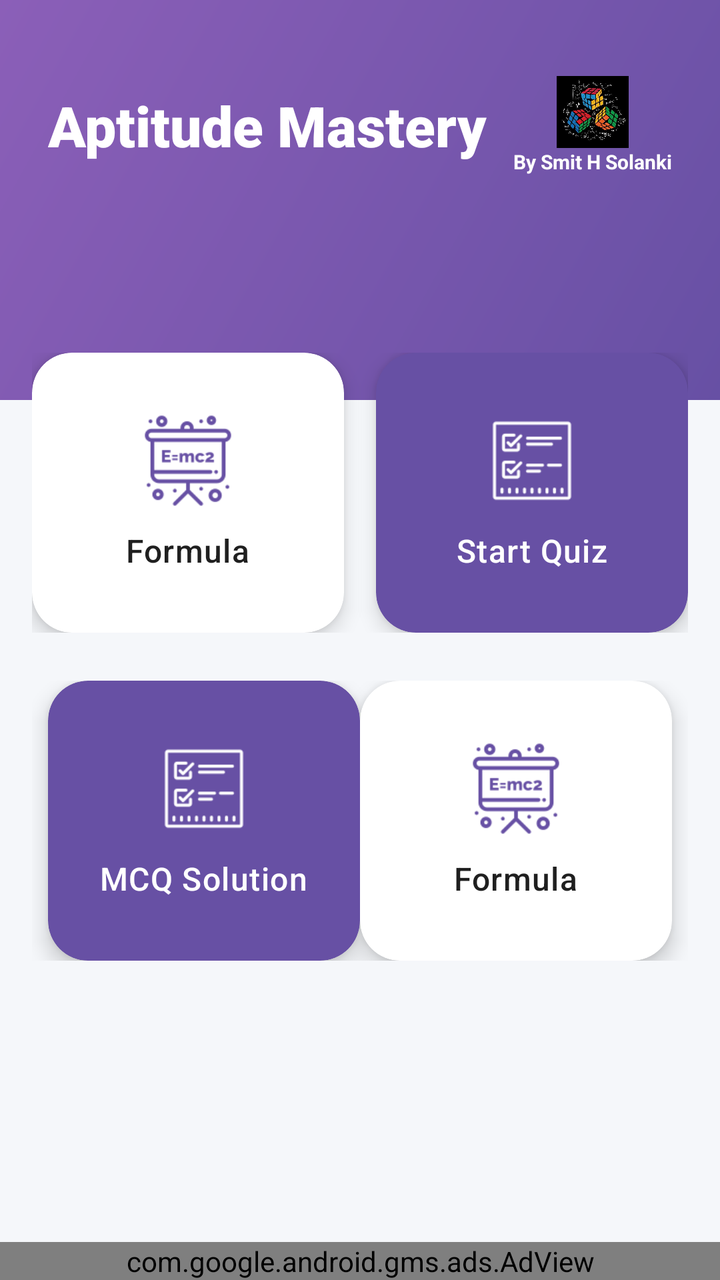
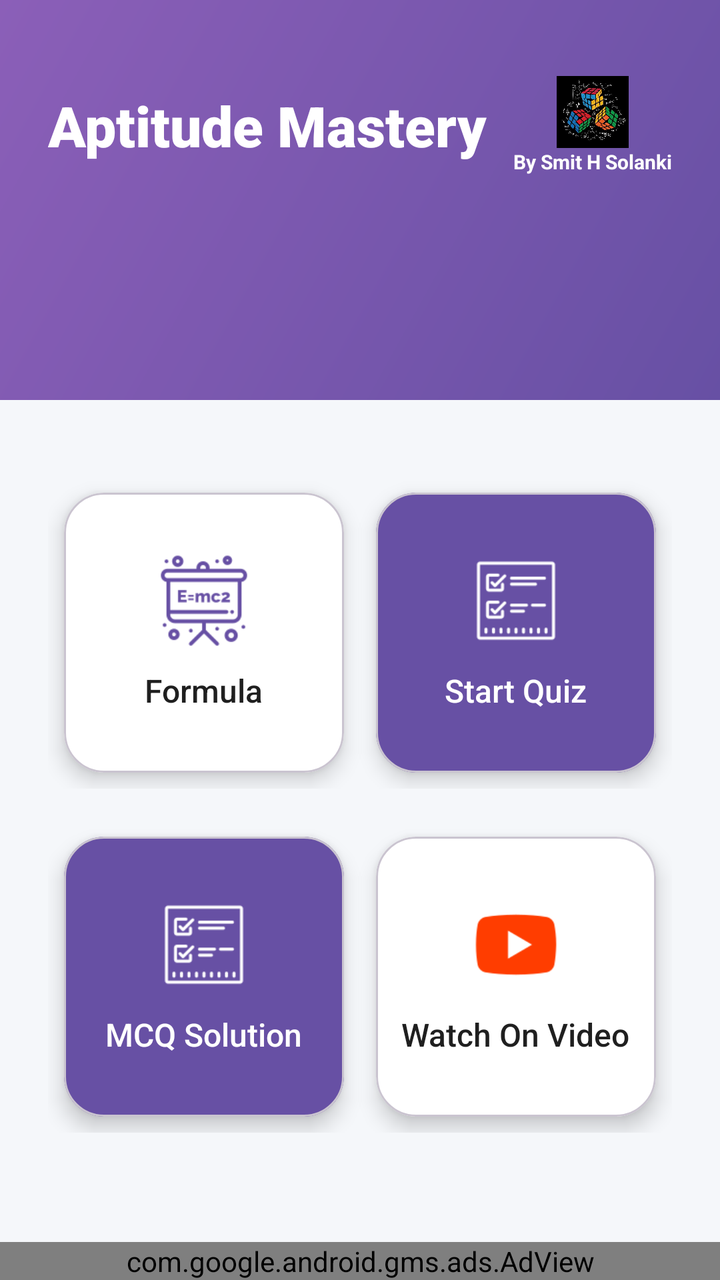

Compare the two renders of this Android layout. The source of the first and the diff that turns it into the second are given below.
<!-- AndroidManifest.xml: application theme Theme.Aptitude -->
<!-- res/layout/activity_dashboard.xml -->
<?xml version="1.0" encoding="utf-8"?>
<androidx.constraintlayout.widget.ConstraintLayout
    xmlns:android="http://schemas.android.com/apk/res/android"
    xmlns:app="http://schemas.android.com/apk/res-auto"
    xmlns:tools="http://schemas.android.com/tools"
    android:layout_width="match_parent"
    android:layout_height="match_parent"
    android:background="#F5F7FA"
    android:layout_gravity="center"
    tools:context=".MainActivity">

    
    <View
        android:id="@+id/headerBackground"
        android:layout_width="match_parent"
        android:layout_height="200dp"
        android:background="@drawable/header_gradient_smooth"
        app:layout_constraintTop_toTopOf="parent" />

    
    <LinearLayout
        android:layout_width="match_parent"
        android:layout_height="wrap_content"
        android:orientation="horizontal"
        android:gravity="center_vertical"
        android:paddingStart="24dp"
        android:paddingEnd="24dp"
        android:layout_marginTop="38dp"
        app:layout_constraintTop_toTopOf="parent">

        <TextView
            android:id="@+id/titleText"
            android:layout_width="0dp"
            android:layout_height="wrap_content"
            android:layout_weight="1"
            android:text="Aptitude Mastery"
            android:textColor="#FFFFFF"
            android:textSize="28sp"
            android:fontFamily="sans-serif-black" />

        <LinearLayout
            android:id="@+id/devBranding"
            android:layout_width="wrap_content"
            android:layout_height="wrap_content"
            android:orientation="vertical"
            android:gravity="center">

            <ImageView
                android:layout_width="36dp"
                android:layout_height="36dp"
                android:src="@drawable/logo"
                android:contentDescription="Developer Logo" />

            <TextView
                android:layout_width="wrap_content"
                android:layout_height="wrap_content"
                android:text="By Smit H Solanki"
                android:textColor="#FFFFFF"
                android:textSize="10sp"
                android:textStyle="bold" />
        </LinearLayout>
    </LinearLayout>

    
    <LinearLayout
        android:id="@+id/linearLayout"
        android:layout_width="match_parent"
        android:layout_height="0dp"
        android:layout_marginTop="-40dp"
        android:orientation="vertical"
        android:padding="16dp"
        app:layout_constraintBottom_toTopOf="@+id/adView"
        app:layout_constraintEnd_toEndOf="parent"
        app:layout_constraintStart_toStartOf="parent"
        app:layout_constraintTop_toBottomOf="@+id/headerBackground">

        
        <LinearLayout
            android:layout_width="match_parent"
            android:layout_height="wrap_content"
            android:layout_marginBottom="24dp"
            android:orientation="horizontal"
            android:weightSum="2">

            
            <com.google.android.material.card.MaterialCardView
                android:id="@+id/btnFormulaOption"
                android:layout_width="0dp"
                android:layout_height="140dp"
                android:layout_marginEnd="8dp"
                android:layout_weight="1"
                android:clickable="true"
                android:focusable="true"
                app:cardBackgroundColor="#FFFFFF"
                app:cardCornerRadius="20dp"
                app:cardElevation="6dp"
                app:strokeWidth="0dp">

                <LinearLayout
                    android:layout_width="match_parent"
                    android:layout_height="match_parent"
                    android:gravity="center"
                    android:orientation="vertical"
                    android:padding="12dp">

                    <ImageView
                        android:layout_width="48dp"
                        android:layout_height="48dp"
                        android:contentDescription="Formula Icon"
                        android:src="@drawable/formula_icon"
                        app:tint="#6750A4" />

                    <TextView
                        android:layout_width="wrap_content"
                        android:layout_height="wrap_content"
                        android:layout_marginTop="10dp"
                        android:fontFamily="sans-serif-medium"
                        android:letterSpacing="0.03"
                        android:text="Formula"
                        android:textColor="#1F1F1F"
                        android:textSize="16sp" />
                </LinearLayout>
            </com.google.android.material.card.MaterialCardView>

            
            <com.google.android.material.card.MaterialCardView
                android:id="@+id/btnQuizOption"
                android:layout_width="0dp"
                android:layout_height="140dp"
                android:layout_marginStart="8dp"
                android:layout_weight="1"
                android:clickable="true"
                android:focusable="true"
                app:cardBackgroundColor="#6750A4"
                app:cardCornerRadius="20dp"
                app:cardElevation="6dp"
                app:strokeWidth="0dp">

                <LinearLayout
                    android:layout_width="match_parent"
                    android:layout_height="match_parent"
                    android:gravity="center"
                    android:orientation="vertical"
                    android:padding="12dp">

                    <ImageView
                        android:layout_width="48dp"
                        android:layout_height="48dp"
                        android:contentDescription="Start Quiz Icon"
                        android:src="@drawable/start_quiz_icon"
                        app:tint="#FFFFFF" />

                    <TextView
                        android:layout_width="wrap_content"
                        android:layout_height="wrap_content"
                        android:layout_marginTop="10dp"
                        android:fontFamily="sans-serif-medium"
                        android:letterSpacing="0.03"
                        android:text="Start Quiz"
                        android:textColor="#FFFFFF"
                        android:textSize="16sp" />
                </LinearLayout>
            </com.google.android.material.card.MaterialCardView>
        </LinearLayout>

        <LinearLayout
            android:layout_width="match_parent"
            android:layout_height="wrap_content"
            android:layout_marginBottom="24dp"
            android:orientation="horizontal"
            android:weightSum="2">

            
            <com.google.android.material.card.MaterialCardView
                android:id="@+id/btnMCQSolutionOption"
                android:layout_width="0dp"
                android:layout_height="140dp"
                android:layout_marginStart="8dp"
                android:layout_weight="1"
                android:clickable="true"
                android:focusable="true"
                app:cardBackgroundColor="#6750A4"
                app:cardCornerRadius="20dp"
                app:cardElevation="6dp"
                app:strokeWidth="0dp">

                <LinearLayout
                    android:layout_width="match_parent"
                    android:layout_height="match_parent"
                    android:gravity="center"
                    android:orientation="vertical"
                    android:padding="12dp">

                    <ImageView
                        android:layout_width="48dp"
                        android:layout_height="48dp"
                        android:contentDescription="Start Quiz Icon"
                        android:src="@drawable/start_quiz_icon"
                        app:tint="#FFFFFF" />

                    <TextView
                        android:layout_width="wrap_content"
                        android:layout_height="wrap_content"
                        android:layout_marginTop="10dp"
                        android:fontFamily="sans-serif-medium"
                        android:letterSpacing="0.03"
                        android:text="MCQ Solution"
                        android:textColor="#FFFFFF"
                        android:textSize="16sp" />
                </LinearLayout>
            </com.google.android.material.card.MaterialCardView>

            
            <com.google.android.material.card.MaterialCardView
                android:id="@+id/youtubeButton"
                android:layout_width="0dp"
                android:layout_height="140dp"
                android:layout_marginEnd="8dp"
                android:layout_weight="1"
                android:clickable="true"
                android:focusable="true"
                app:cardBackgroundColor="#FFFFFF"
                app:cardCornerRadius="20dp"
                app:cardElevation="6dp"
                app:strokeWidth="0dp">

                <LinearLayout
                    android:layout_width="match_parent"
                    android:layout_height="match_parent"
                    android:gravity="center"
                    android:orientation="vertical"
                    android:padding="12dp">

                    <ImageView
                        android:layout_width="48dp"
                        android:layout_height="48dp"
                        android:contentDescription="Formula Icon"
                        android:src="@drawable/formula_icon"
                        app:tint="#6750A4" />

                    <TextView
                        android:layout_width="wrap_content"
                        android:layout_height="wrap_content"
                        android:layout_marginTop="10dp"
                        android:fontFamily="sans-serif-medium"
                        android:letterSpacing="0.03"
                        android:text="Formula"
                        android:textColor="#1F1F1F"
                        android:textSize="16sp" />
                </LinearLayout>
            </com.google.android.material.card.MaterialCardView>

        </LinearLayout>

        

















    </LinearLayout>

    
    <com.google.android.gms.ads.AdView
        android:id="@+id/adView"
        android:layout_width="match_parent"
        android:layout_height="wrap_content"
        android:layout_alignParentBottom="true"
        app:adSize="BANNER"
        app:adUnitId="ca-app-pub-6920326538569130/1677588600"
        app:layout_constraintBottom_toBottomOf="parent"
        app:layout_constraintEnd_toEndOf="parent"
        app:layout_constraintStart_toStartOf="parent" />

</androidx.constraintlayout.widget.ConstraintLayout>
<!-- resources referenced by this layout -->
<resources>
  <!-- drawable formula_icon: png bitmap (drawable, 3272 bytes) -->
  <!-- drawable header_gradient_smooth (drawable) -->
  <?xml version="1.0" encoding="utf-8"?>
  <shape xmlns:android="http://schemas.android.com/apk/res/android">
      <gradient
          android:type="linear"
          android:angle="135"
          android:startColor="#6750A4"
          android:endColor="#8B5FB8" />
  </shape>
  <!-- drawable logo: png bitmap (drawable, 368229 bytes) -->
  <!-- drawable start_quiz_icon: png bitmap (drawable, 1867 bytes) -->
  <style name="Theme.Aptitude" parent="Base.Theme.Aptitude" />
  <style name="Base.Theme.Aptitude" parent="Theme.Material3.DayNight.NoActionBar">
          
          
      </style>
</resources>

<!-- the commit's change to res/layout/activity_dashboard.xml (unified diff, before → after) -->
@@ -61,195 +61,192 @@
         </LinearLayout>
     </LinearLayout>
 
-    
     <LinearLayout
         android:id="@+id/linearLayout"
         android:layout_width="match_parent"
         android:layout_height="0dp"
-        android:layout_marginTop="-40dp"
         android:orientation="vertical"
         android:padding="16dp"
+        android:gravity="center"
         app:layout_constraintBottom_toTopOf="@+id/adView"
         app:layout_constraintEnd_toEndOf="parent"
         app:layout_constraintStart_toStartOf="parent"
         app:layout_constraintTop_toBottomOf="@+id/headerBackground">
 
         
-        <LinearLayout
+        <LinearLayout xmlns:android="http://schemas.android.com/apk/res/android"
+            xmlns:app="http://schemas.android.com/apk/res-auto"
             android:layout_width="match_parent"
             android:layout_height="wrap_content"
-            android:layout_marginBottom="24dp"
-            android:orientation="horizontal"
-            android:weightSum="2">
-
-            
-            <com.google.android.material.card.MaterialCardView
-                android:id="@+id/btnFormulaOption"
-                android:layout_width="0dp"
-                android:layout_height="140dp"
-                android:layout_marginEnd="8dp"
-                android:layout_weight="1"
-                android:clickable="true"
-                android:focusable="true"
-                app:cardBackgroundColor="#FFFFFF"
-                app:cardCornerRadius="20dp"
-                app:cardElevation="6dp"
-                app:strokeWidth="0dp">
-
-                <LinearLayout
-                    android:layout_width="match_parent"
-                    android:layout_height="match_parent"
-                    android:gravity="center"
-                    android:orientation="vertical"
-                    android:padding="12dp">
-
-                    <ImageView
-                        android:layout_width="48dp"
-                        android:layout_height="48dp"
-                        android:contentDescription="Formula Icon"
-                        android:src="@drawable/formula_icon"
-                        app:tint="#6750A4" />
-
-                    <TextView
-                        android:layout_width="wrap_content"
-                        android:layout_height="wrap_content"
-                        android:layout_marginTop="10dp"
-                        android:fontFamily="sans-serif-medium"
-                        android:letterSpacing="0.03"
-                        android:text="Formula"
-                        android:textColor="#1F1F1F"
-                        android:textSize="16sp" />
-                </LinearLayout>
-            </com.google.android.material.card.MaterialCardView>
-
-            
-            <com.google.android.material.card.MaterialCardView
-                android:id="@+id/btnQuizOption"
-                android:layout_width="0dp"
-                android:layout_height="140dp"
-                android:layout_marginStart="8dp"
-                android:layout_weight="1"
-                android:clickable="true"
-                android:focusable="true"
-                app:cardBackgroundColor="#6750A4"
-                app:cardCornerRadius="20dp"
-                app:cardElevation="6dp"
-                app:strokeWidth="0dp">
-
-                <LinearLayout
-                    android:layout_width="match_parent"
-                    android:layout_height="match_parent"
-                    android:gravity="center"
-                    android:orientation="vertical"
-                    android:padding="12dp">
-
-                    <ImageView
-                        android:layout_width="48dp"
-                        android:layout_height="48dp"
-                        android:contentDescription="Start Quiz Icon"
-                        android:src="@drawable/start_quiz_icon"
-                        app:tint="#FFFFFF" />
-
-                    <TextView
-                        android:layout_width="wrap_content"
-                        android:layout_height="wrap_content"
-                        android:layout_marginTop="10dp"
-                        android:fontFamily="sans-serif-medium"
-                        android:letterSpacing="0.03"
-                        android:text="Start Quiz"
-                        android:textColor="#FFFFFF"
-                        android:textSize="16sp" />
-                </LinearLayout>
-            </com.google.android.material.card.MaterialCardView>
-        </LinearLayout>
-
-        <LinearLayout
-            android:layout_width="match_parent"
-            android:layout_height="wrap_content"
-            android:layout_marginBottom="24dp"
-            android:orientation="horizontal"
-            android:weightSum="2">
-
-            
-            <com.google.android.material.card.MaterialCardView
-                android:id="@+id/btnMCQSolutionOption"
-                android:layout_width="0dp"
-                android:layout_height="140dp"
-                android:layout_marginStart="8dp"
-                android:layout_weight="1"
-                android:clickable="true"
-                android:focusable="true"
-                app:cardBackgroundColor="#6750A4"
-                app:cardCornerRadius="20dp"
-                app:cardElevation="6dp"
-                app:strokeWidth="0dp">
-
-                <LinearLayout
-                    android:layout_width="match_parent"
-                    android:layout_height="match_parent"
-                    android:gravity="center"
-                    android:orientation="vertical"
-                    android:padding="12dp">
-
-                    <ImageView
-                        android:layout_width="48dp"
-                        android:layout_height="48dp"
-                        android:contentDescription="Start Quiz Icon"
-                        android:src="@drawable/start_quiz_icon"
-                        app:tint="#FFFFFF" />
-
-                    <TextView
-                        android:layout_width="wrap_content"
-                        android:layout_height="wrap_content"
-                        android:layout_marginTop="10dp"
-                        android:fontFamily="sans-serif-medium"
-                        android:letterSpacing="0.03"
-                        android:text="MCQ Solution"
-                        android:textColor="#FFFFFF"
-                        android:textSize="16sp" />
-                </LinearLayout>
-            </com.google.android.material.card.MaterialCardView>
-
-            
-            <com.google.android.material.card.MaterialCardView
-                android:id="@+id/youtubeButton"
-                android:layout_width="0dp"
-                android:layout_height="140dp"
-                android:layout_marginEnd="8dp"
-                android:layout_weight="1"
-                android:clickable="true"
-                android:focusable="true"
-                app:cardBackgroundColor="#FFFFFF"
-                app:cardCornerRadius="20dp"
-                app:cardElevation="6dp"
-                app:strokeWidth="0dp">
-
-                <LinearLayout
-                    android:layout_width="match_parent"
-                    android:layout_height="match_parent"
-                    android:gravity="center"
-                    android:orientation="vertical"
-                    android:padding="12dp">
-
-                    <ImageView
-                        android:layout_width="48dp"
-                        android:layout_height="48dp"
-                        android:contentDescription="Formula Icon"
-                        android:src="@drawable/formula_icon"
-                        app:tint="#6750A4" />
-
-                    <TextView
-                        android:layout_width="wrap_content"
-                        android:layout_height="wrap_content"
-                        android:layout_marginTop="10dp"
-                        android:fontFamily="sans-serif-medium"
-                        android:letterSpacing="0.03"
-                        android:text="Formula"
-                        android:textColor="#1F1F1F"
-                        android:textSize="16sp" />
-                </LinearLayout>
-            </com.google.android.material.card.MaterialCardView>
-
+            android:orientation="vertical"
+            android:padding="8dp">
+
+            <LinearLayout
+                android:layout_width="match_parent"
+                android:layout_height="wrap_content"
+                android:layout_marginBottom="16dp"
+                android:orientation="horizontal"
+                android:weightSum="2">
+
+                <com.google.android.material.card.MaterialCardView
+                    android:id="@+id/btnFormulaOption"
+                    android:layout_width="0dp"
+                    android:layout_height="140dp"
+                    android:layout_margin="8dp"
+                    android:layout_weight="1"
+                    android:clickable="true"
+                    android:focusable="true"
+                    android:foreground="?attr/selectableItemBackground"
+                    app:cardBackgroundColor="#FFFFFF"
+                    app:cardCornerRadius="20dp"
+                    app:cardElevation="6dp">
+
+                    <LinearLayout
+                        android:layout_width="match_parent"
+                        android:layout_height="match_parent"
+                        android:gravity="center"
+                        android:orientation="vertical"
+                        android:padding="12dp">
+
+                        <ImageView
+                            android:layout_width="48dp"
+                            android:layout_height="48dp"
+                            android:contentDescription="Formula Icon"
+                            android:src="@drawable/formula_icon"
+                            app:tint="#6750A4" />
+
+                        <TextView
+                            android:layout_width="wrap_content"
+                            android:layout_height="wrap_content"
+                            android:layout_marginTop="10dp"
+                            android:fontFamily="sans-serif-medium"
+                            android:text="Formula"
+                            android:textColor="#1F1F1F"
+                            android:textSize="16sp" />
+                    </LinearLayout>
+                </com.google.android.material.card.MaterialCardView>
+
+                <com.google.android.material.card.MaterialCardView
+                    android:id="@+id/btnQuizOption"
+                    android:layout_width="0dp"
+                    android:layout_height="140dp"
+                    android:layout_margin="8dp"
+                    android:layout_weight="1"
+                    android:clickable="true"
+                    android:focusable="true"
+                    android:foreground="?attr/selectableItemBackground"
+                    app:cardBackgroundColor="#6750A4"
+                    app:cardCornerRadius="20dp"
+                    app:cardElevation="6dp">
+
+                    <LinearLayout
+                        android:layout_width="match_parent"
+                        android:layout_height="match_parent"
+                        android:gravity="center"
+                        android:orientation="vertical"
+                        android:padding="12dp">
+
+                        <ImageView
+                            android:layout_width="48dp"
+                            android:layout_height="48dp"
+                            android:contentDescription="Start Quiz Icon"
+                            android:src="@drawable/start_quiz_icon"
+                            app:tint="#FFFFFF" />
+
+                        <TextView
+                            android:layout_width="wrap_content"
+                            android:layout_height="wrap_content"
+                            android:layout_marginTop="10dp"
+                            android:fontFamily="sans-serif-medium"
+                            android:text="Start Quiz"
+                            android:textColor="#FFFFFF"
+                            android:textSize="16sp" />
+                    </LinearLayout>
+                </com.google.android.material.card.MaterialCardView>
+            </LinearLayout>
+
+            <LinearLayout
+                android:layout_width="match_parent"
+                android:layout_height="wrap_content"
+                android:layout_marginBottom="16dp"
+                android:orientation="horizontal"
+                android:weightSum="2">
+
+                <com.google.android.material.card.MaterialCardView
+                    android:id="@+id/btnMCQSolutionOption"
+                    android:layout_width="0dp"
+                    android:layout_height="140dp"
+                    android:layout_margin="8dp"
+                    android:layout_weight="1"
+                    android:clickable="true"
+                    android:focusable="true"
+                    android:foreground="?attr/selectableItemBackground"
+                    app:cardBackgroundColor="#6750A4"
+                    app:cardCornerRadius="20dp"
+                    app:cardElevation="6dp">
+
+                    <LinearLayout
+                        android:layout_width="match_parent"
+                        android:layout_height="match_parent"
+                        android:gravity="center"
+                        android:orientation="vertical"
+                        android:padding="12dp">
+
+                        <ImageView
+                            android:layout_width="48dp"
+                            android:layout_height="48dp"
+                            android:contentDescription="MCQ Icon"
+                            android:src="@drawable/start_quiz_icon"
+                            app:tint="#FFFFFF" />
+
+                        <TextView
+                            android:layout_width="wrap_content"
+                            android:layout_height="wrap_content"
+                            android:layout_marginTop="10dp"
+                            android:fontFamily="sans-serif-medium"
+                            android:text="MCQ Solution"
+                            android:textColor="#FFFFFF"
+                            android:textSize="16sp" />
+                    </LinearLayout>
+                </com.google.android.material.card.MaterialCardView>
+
+                <com.google.android.material.card.MaterialCardView
+                    android:id="@+id/youtubeButton"
+                    android:layout_width="0dp"
+                    android:layout_height="140dp"
+                    android:layout_margin="8dp"
+                    android:layout_weight="1"
+                    android:clickable="true"
+                    android:focusable="true"
+                    android:foreground="?attr/selectableItemBackground"
+                    app:cardBackgroundColor="#FFFFFF"
+                    app:cardCornerRadius="20dp"
+                    app:cardElevation="6dp">
+
+                    <LinearLayout
+                        android:layout_width="match_parent"
+                        android:layout_height="match_parent"
+                        android:gravity="center"
+                        android:orientation="vertical"
+                        android:padding="12dp">
+
+                        <ImageView
+                            android:layout_width="48dp"
+                            android:layout_height="48dp"
+                            android:contentDescription="YouTube Icon"
+                            android:src="@drawable/youtube_icon"/>
+
+                        <TextView
+                            android:layout_width="wrap_content"
+                            android:layout_height="wrap_content"
+                            android:layout_marginTop="10dp"
+                            android:fontFamily="sans-serif-medium"
+                            android:text="Watch On Video"
+                            android:textColor="#1F1F1F"
+                            android:textSize="16sp" />
+                    </LinearLayout>
+                </com.google.android.material.card.MaterialCardView>
+            </LinearLayout>
         </LinearLayout>
 
         
<!-- resource entries referenced after the edit -->
@@ -12,6 +12,7 @@
   </shape>
   <!-- drawable logo: png bitmap (drawable, 368229 bytes) -->
   <!-- drawable start_quiz_icon: png bitmap (drawable, 1867 bytes) -->
+  <!-- drawable youtube_icon: png bitmap (drawable, 1402 bytes) -->
   <style name="Theme.Aptitude" parent="Base.Theme.Aptitude" />
   <style name="Base.Theme.Aptitude" parent="Theme.Material3.DayNight.NoActionBar">
           
